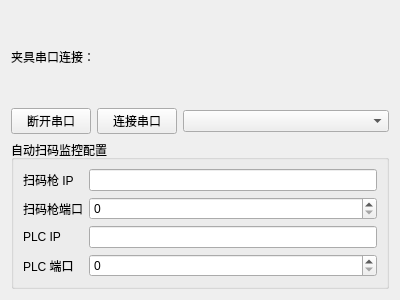
First picture: the form in platform/settings/widgets/fixture_uart.ui, repository yuhuang163/test, before the edit.
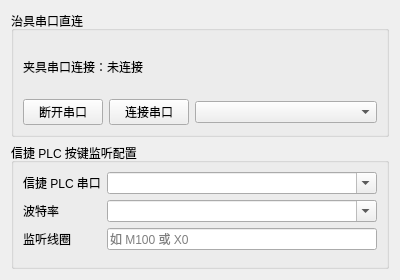
Second picture: the form after the edit.

Commit message: 更新plc变化后的UI配置

What changed in the file:
```diff
--- a/platform/settings/widgets/fixture_uart.ui
+++ b/platform/settings/widgets/fixture_uart.ui
@@ -7,7 +7,7 @@
     <x>0</x>
     <y>0</y>
     <width>400</width>
-    <height>300</height>
+    <height>280</height>
    </rect>
   </property>
   <property name="windowTitle">
@@ -17,15 +17,15 @@
    <item row="0" column="0">
     <layout class="QVBoxLayout" name="verticalLayout">
      <item>
+      <widget class="QGroupBox" name="fixtureUartGroup">
+       <property name="title">
+        <string>治具串口直连</string>
+       </property>
+       <layout class="QVBoxLayout" name="verticalLayoutFixture">
+        <item>
       <widget class="QLabel" name="Fixtureuartstate">
-       <property name="sizePolicy">
-        <sizepolicy hsizetype="Preferred" vsizetype="Preferred">
-         <horstretch>0</horstretch>
-         <verstretch>0</verstretch>
-        </sizepolicy>
-       </property>
        <property name="text">
-        <string>夹具串口连接：</string>
+           <string>夹具串口连接：未连接</string>
        </property>
       </widget>
      </item>
@@ -53,67 +53,58 @@
            <verstretch>0</verstretch>
           </sizepolicy>
          </property>
-         <property name="maximumSize">
-          <size>
-           <width>16777215</width>
-           <height>16777215</height>
-          </size>
-         </property>
         </widget>
        </item>
       </layout>
+        </item>
+       </layout>
+      </widget>
      </item>
      <item>
       <widget class="QGroupBox" name="preStartMonitorGroup">
        <property name="title">
-        <string>自动扫码监控配置</string>
+        <string>信捷 PLC 按键监听配置</string>
        </property>
        <layout class="QFormLayout" name="preStartMonitorFormLayout">
         <item row="0" column="0">
          <widget class="QLabel" name="scannerIpLabel">
           <property name="text">
-           <string>扫码枪 IP</string>
+           <string>信捷 PLC 串口</string>
           </property>
          </widget>
         </item>
         <item row="0" column="1">
-         <widget class="QLineEdit" name="scannerIpLineEdit"/>
+         <widget class="QComboBox" name="plcComPortCombo">
+          <property name="editable">
+           <bool>true</bool>
+          </property>
+         </widget>
         </item>
         <item row="1" column="0">
          <widget class="QLabel" name="scannerPortLabel">
           <property name="text">
-           <string>扫码枪端口</string>
+           <string>波特率</string>
           </property>
          </widget>
         </item>
         <item row="1" column="1">
-         <widget class="QSpinBox" name="scannerPortSpinBox">
-          <property name="maximum">
-           <number>65535</number>
+         <widget class="QComboBox" name="plcBaudRateCombo">
+          <property name="editable">
+           <bool>true</bool>
           </property>
          </widget>
         </item>
         <item row="2" column="0">
          <widget class="QLabel" name="plcIpLabel">
           <property name="text">
-           <string>PLC IP</string>
+           <string>监听线圈</string>
           </property>
          </widget>
         </item>
         <item row="2" column="1">
-         <widget class="QLineEdit" name="plcIpLineEdit"/>
-        </item>
-        <item row="3" column="0">
-         <widget class="QLabel" name="plcPortLabel">
-          <property name="text">
-           <string>PLC 端口</string>
-          </property>
-         </widget>
-        </item>
-        <item row="3" column="1">
-         <widget class="QSpinBox" name="plcPortSpinBox">
-          <property name="maximum">
-           <number>65535</number>
+         <widget class="QLineEdit" name="plcWaitAddressLineEdit">
+          <property name="placeholderText">
+           <string>如 M100 或 X0</string>
           </property>
          </widget>
         </item>
```
Left out of the diff: 8 changed lines with no effect on the pictures. Lines whose indentation alone changed are shown as unchanged. The commit also changes 2 other files.
